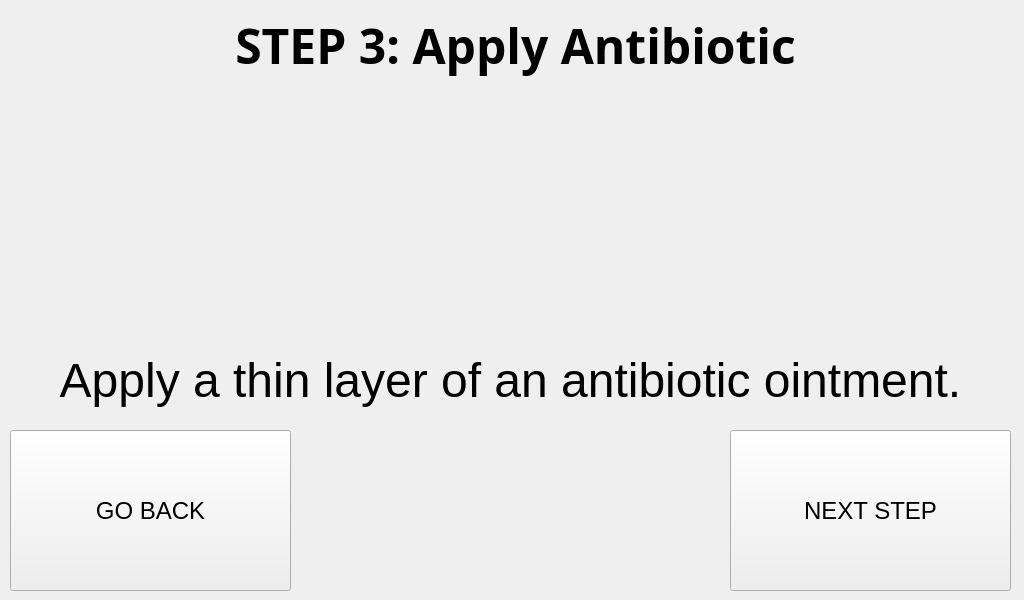
Above: RASPI/injuries/cut_step_3.ui from Pwersa/Medical-Cabinet before the change. Below: the same form after it.
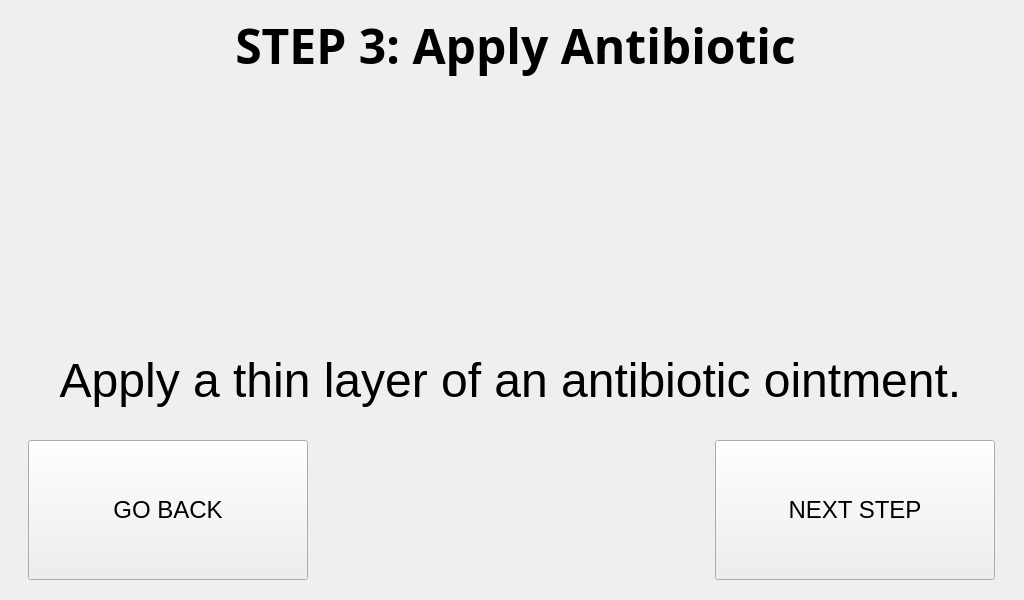
That is the form after the change.

```diff
--- a/RASPI/injuries/cut_step_3.ui
+++ b/RASPI/injuries/cut_step_3.ui
@@ -110,12 +110,24 @@
    <widget class="QPushButton" name="next_step_button_3">
     <property name="geometry">
      <rect>
-      <x>730</x>
-      <y>430</y>
-      <width>281</width>
-      <height>161</height>
+      <x>715</x>
+      <y>440</y>
+      <width>280</width>
+      <height>140</height>
      </rect>
     </property>
+    <property name="minimumSize">
+     <size>
+      <width>280</width>
+      <height>140</height>
+     </size>
+    </property>
+    <property name="maximumSize">
+     <size>
+      <width>280</width>
+      <height>140</height>
+     </size>
+    </property>
     <property name="font">
      <font>
       <pointsize>18</pointsize>
@@ -131,12 +143,24 @@
    <widget class="QPushButton" name="go_back_injury_type_3">
     <property name="geometry">
      <rect>
-      <x>10</x>
-      <y>430</y>
-      <width>281</width>
-      <height>161</height>
+      <x>28</x>
+      <y>440</y>
+      <width>280</width>
+      <height>140</height>
      </rect>
     </property>
+    <property name="minimumSize">
+     <size>
+      <width>280</width>
+      <height>140</height>
+     </size>
+    </property>
+    <property name="maximumSize">
+     <size>
+      <width>280</width>
+      <height>140</height>
+     </size>
+    </property>
     <property name="font">
      <font>
       <pointsize>18</pointsize>
```
